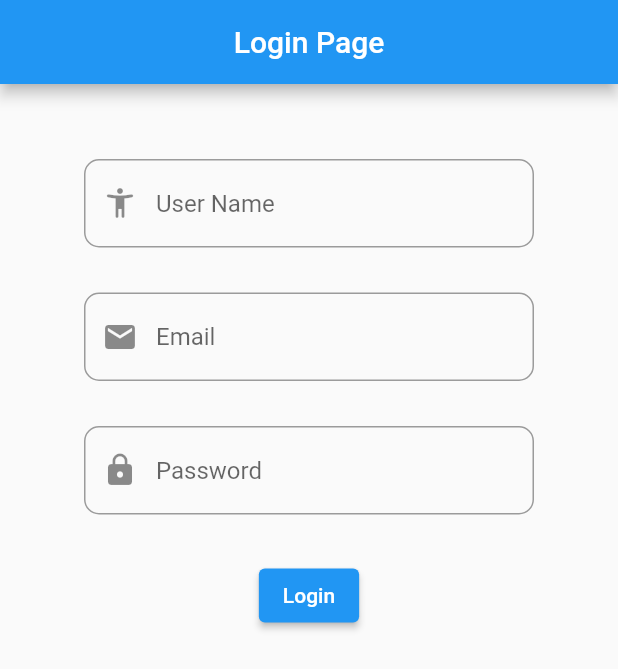
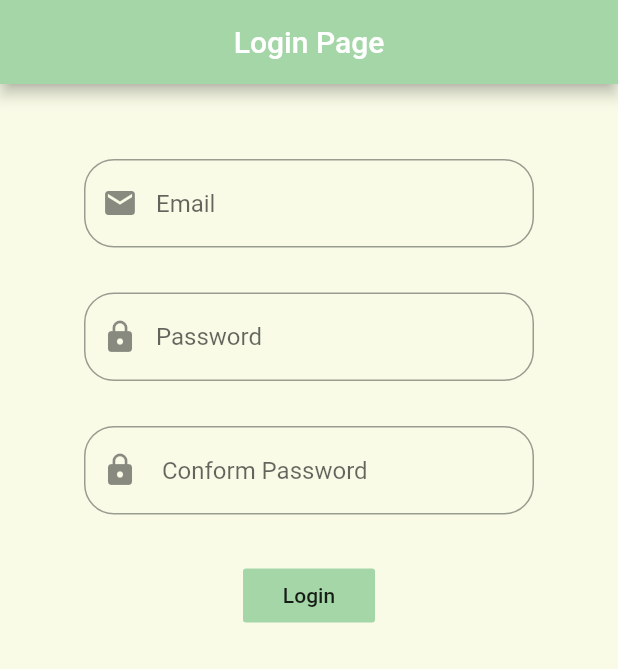
Before and after one commit to m-ahmed29/Login-Page, a Flutter app: the screen it shows after launch, on a phone screen of 412 x 824 dp. Shown: the top 669 px of the screen. Run offline on Flutter 3.47's test engine with Material 2 defaults, Android fonts, the phone set to English and light mode, and no system bars.

Commit message:
first commit

```diff
--- a/loginpage/lib/main.dart
+++ b/loginpage/lib/main.dart
@@ -12,6 +12,7 @@ class MyApp extends StatelessWidget {
         debugShowCheckedModeBanner: false,
         home: Scaffold(
           appBar: AppBar(
+            backgroundColor: Colors.green[200],
             title: Center(
               child: Text('Login Page'),
             ),
@@ -27,25 +28,10 @@ class MyApp extends StatelessWidget {
                   child: TextField(
                     keyboardType: TextInputType.emailAddress,
                     decoration: InputDecoration(
-                        prefixIcon: Icon(Icons.accessibility_new_rounded),
-                        border: OutlineInputBorder(
-                            borderRadius:
-                                BorderRadius.all(Radius.circular(10))),
-                        hintText: "User Name"),
-                  ),
-                ),
-                SizedBox(
-                  height: 30,
-                ),
-                Container(
-                  width: 300,
-                  child: TextField(
-                    keyboardType: TextInputType.emailAddress,
-                    decoration: InputDecoration(
                         prefixIcon: Icon(Icons.email),
                         border: OutlineInputBorder(
                             borderRadius:
-                                BorderRadius.all(Radius.circular(10))),
+                                BorderRadius.all(Radius.circular(20))),
                         hintText: "Email"),
                   ),
                 ),
@@ -61,15 +47,37 @@ class MyApp extends StatelessWidget {
                         prefixIcon: Icon(Icons.lock),
                         border: OutlineInputBorder(
                             borderRadius:
-                                BorderRadius.all(Radius.circular(10))),
+                                BorderRadius.all(Radius.circular(20))),
                         hintText: "Password"),
                   ),
                 ),
                 SizedBox(
                   height: 30,
                 ),
-                ElevatedButton(onPressed: () {}, child: Text('Login'))
+                Container(
+                  width: 300,
+                  child: TextField(
+                    obscureText: true,
+                    keyboardType: TextInputType.emailAddress,
+                    decoration: InputDecoration(
+                        prefixIcon: Icon(Icons.lock),
+                        border: OutlineInputBorder(
+                            borderRadius:
+                                BorderRadius.all(Radius.circular(20))),
+                        hintText: " Conform Password"),
+                  ),
+                ),
+                SizedBox(
+                  height: 30,
+                ),
+                FlatButton(
+                    color: Colors.green[200],
+                    onPressed: () {},
+                    child: Text('Login'))
               ],
-            ))));
+            ),
+          ),
+          backgroundColor: Colors.lime[50],
+        ));
   }
 }
```
Also changed, not shown: loginpage/pubspec.lock. Lines whose indentation alone changed are shown as unchanged.
